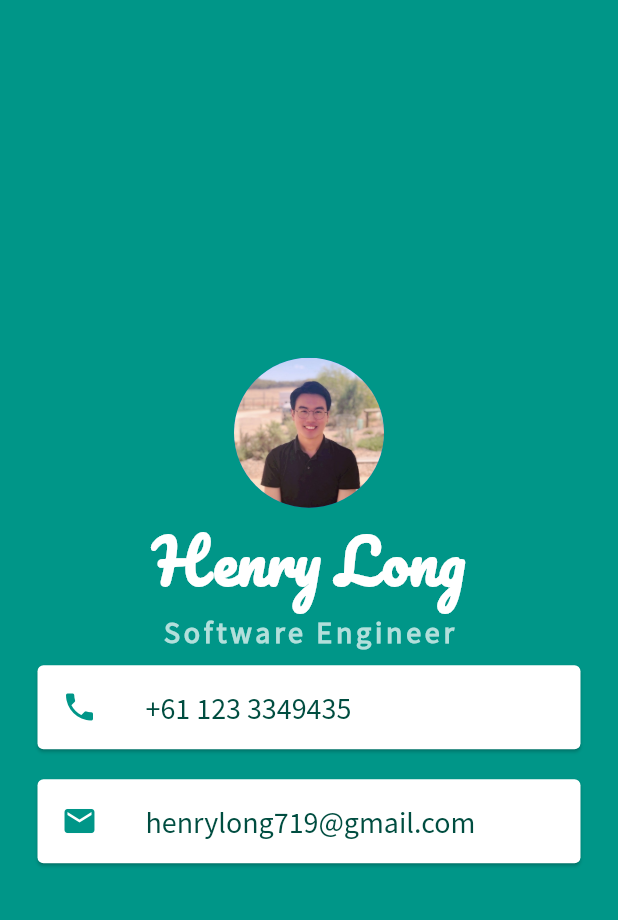
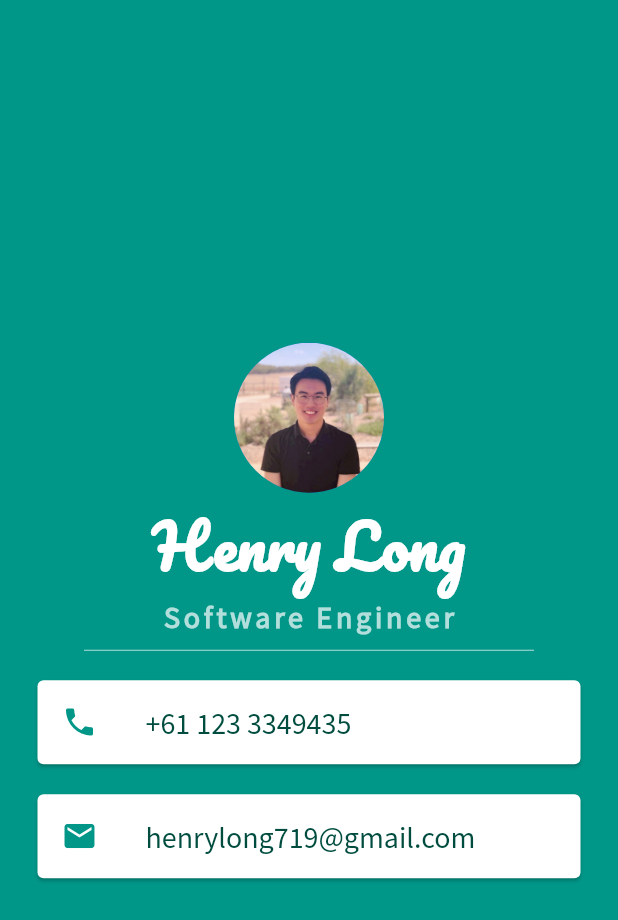
Before and after one commit to henrylong719/flutter_projects, a Flutter app: the screen it shows after launch, on a phone screen of 412 x 824 dp. Shown: the top 920 px of the screen. Run offline on Flutter 3.47's test engine with Material 2 defaults, Android fonts, the phone set to English and light mode, and no system bars.

Commit message:
Add divider

```diff
--- a/lib/main.dart
+++ b/lib/main.dart
@@ -39,6 +39,13 @@ class MyApp extends StatelessWidget {
                   letterSpacing: 2.5,
                   fontWeight: FontWeight.bold),
             ),
+            SizedBox(
+              height: 20.0,
+              width: 300.0,
+              child: Divider(
+                color: Colors.teal.shade100,
+              ),
+            ),
             Card(
                 color: Colors.white,
                 margin: EdgeInsets.symmetric(vertical: 10.0, horizontal: 25.0),
```
